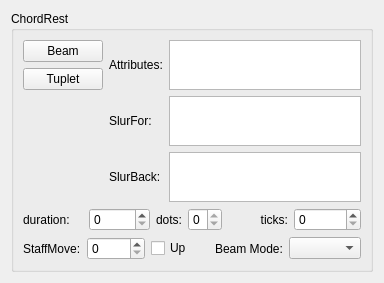
First picture: the form in mscore/mscore/chordrest.ui, repository musescore/musescore-old, before the edit.
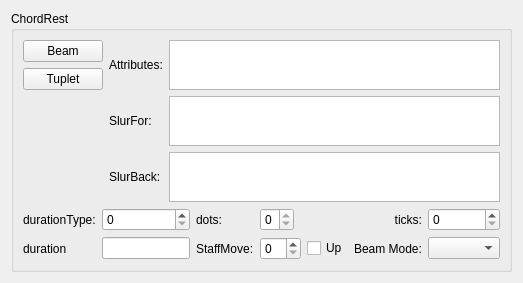
Second picture: the form after the edit.

```diff
--- a/mscore/mscore/chordrest.ui
+++ b/mscore/mscore/chordrest.ui
@@ -6,8 +6,8 @@
    <rect>
     <x>0</x>
     <y>0</y>
-    <width>384</width>
-    <height>272</height>
+    <width>523</width>
+    <height>276</height>
    </rect>
   </property>
   <property name="windowTitle">
@@ -25,7 +25,7 @@
      <property name="flat">
       <bool>true</bool>
      </property>
-     <layout class="QGridLayout" name="gridLayout">
+     <layout class="QGridLayout" name="gridLayout_2">
       <item row="0" column="0" rowspan="3">
        <layout class="QVBoxLayout">
         <item>
@@ -169,24 +169,18 @@
        </widget>
       </item>
       <item row="3" column="0" colspan="3">
-       <layout class="QHBoxLayout">
-        <property name="spacing">
-         <number>6</number>
-        </property>
-        <property name="margin">
-         <number>0</number>
-        </property>
-        <item>
+       <layout class="QGridLayout" name="gridLayout">
+        <item row="0" column="0">
          <widget class="QLabel" name="label_4">
           <property name="text">
-           <string notr="true">duration:</string>
+           <string notr="true">durationType:</string>
           </property>
          </widget>
         </item>
-        <item>
-         <widget class="QSpinBox" name="duration"/>
+        <item row="0" column="1">
+         <widget class="QSpinBox" name="durationType"/>
         </item>
-        <item>
+        <item row="0" column="2">
          <widget class="QLabel" name="label_3">
           <property name="sizePolicy">
            <sizepolicy hsizetype="Fixed" vsizetype="Preferred">
@@ -202,7 +196,7 @@
           </property>
          </widget>
         </item>
-        <item>
+        <item row="0" column="3" colspan="2">
          <widget class="QSpinBox" name="dots">
           <property name="sizePolicy">
            <sizepolicy hsizetype="Maximum" vsizetype="Fixed">
@@ -218,7 +212,7 @@
           </property>
          </widget>
         </item>
-        <item>
+        <item row="0" column="6">
          <widget class="QLabel" name="label_5">
           <property name="text">
            <string notr="true">ticks:</string>
@@ -228,38 +222,14 @@
           </property>
          </widget>
         </item>
-        <item>
+        <item row="0" column="7">
          <widget class="QSpinBox" name="ticks">
           <property name="maximum">
            <number>9999999</number>
           </property>
          </widget>
         </item>
-       </layout>
-      </item>
-      <item row="4" column="0" colspan="3">
-       <layout class="QHBoxLayout" name="horizontalLayout">
-        <item>
-         <widget class="QLabel" name="label_8">
-          <property name="text">
-           <string>StaffMove:</string>
-          </property>
-         </widget>
-        </item>
-        <item>
-         <widget class="QSpinBox" name="move"/>
-        </item>
-        <item>
-         <widget class="QCheckBox" name="upFlag">
-          <property name="toolTip">
-           <string notr="true"/>
-          </property>
-          <property name="text">
-           <string notr="true">Up</string>
-          </property>
-         </widget>
-        </item>
-        <item>
+        <item row="1" column="6">
          <widget class="QLabel" name="label">
           <property name="toolTip">
            <string notr="true"/>
@@ -269,9 +239,39 @@
           </property>
          </widget>
         </item>
-        <item>
+        <item row="1" column="7">
          <widget class="QComboBox" name="beamMode"/>
         </item>
+        <item row="1" column="5">
+         <widget class="QCheckBox" name="upFlag">
+          <property name="toolTip">
+           <string notr="true"/>
+          </property>
+          <property name="text">
+           <string notr="true">Up</string>
+          </property>
+         </widget>
+        </item>
+        <item row="1" column="3" colspan="2">
+         <widget class="QSpinBox" name="move"/>
+        </item>
+        <item row="1" column="2">
+         <widget class="QLabel" name="label_8">
+          <property name="text">
+           <string>StaffMove:</string>
+          </property>
+         </widget>
+        </item>
+        <item row="1" column="0">
+         <widget class="QLabel" name="label_10">
+          <property name="text">
+           <string>duration</string>
+          </property>
+         </widget>
+        </item>
+        <item row="1" column="1">
+         <widget class="QLineEdit" name="duration"/>
+        </item>
        </layout>
       </item>
      </layout>
```
